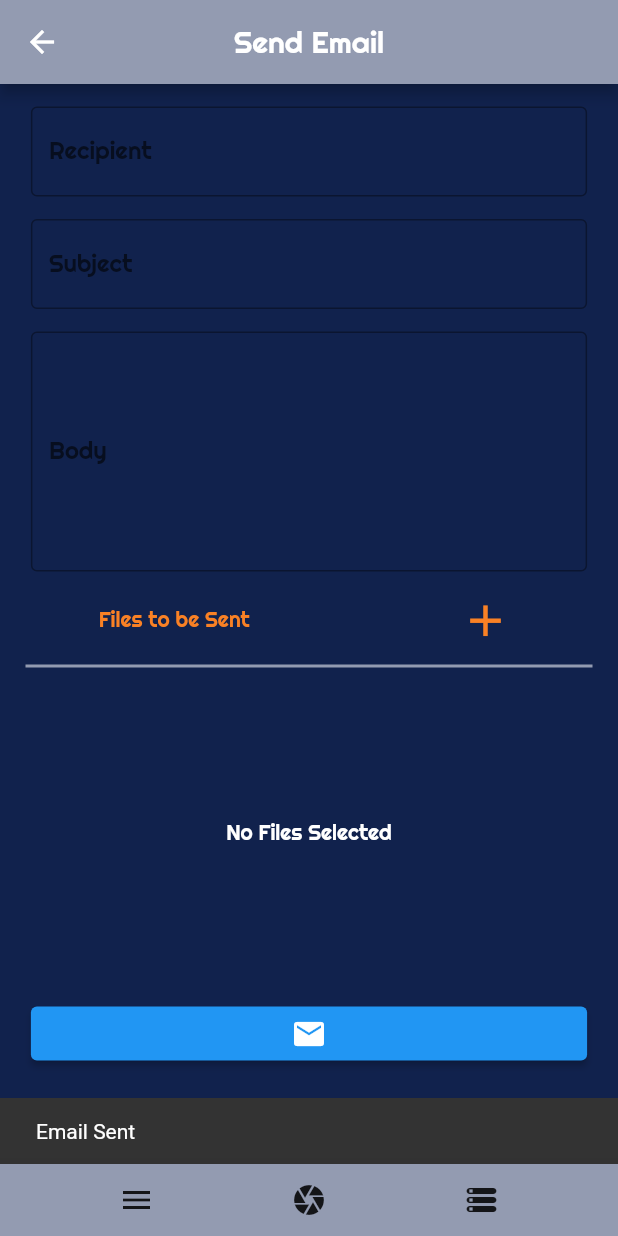
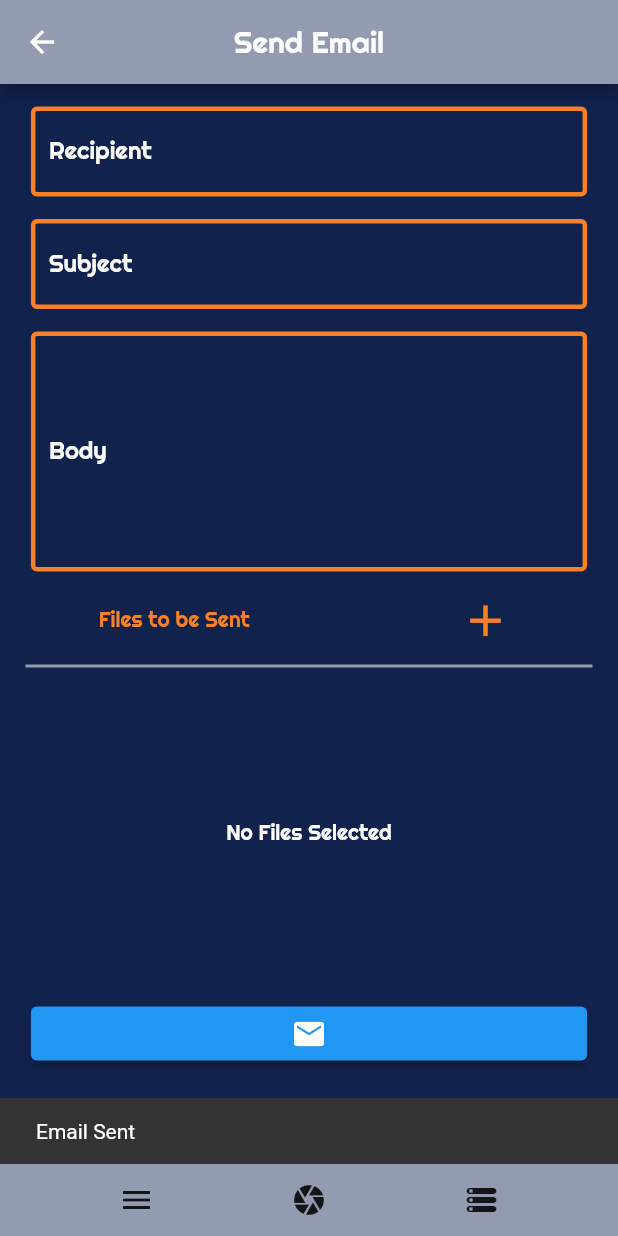
Before and after one commit to brianchang12/Asciify, a Flutter app: the screen it shows after launch, item 3 of the bottom bar chosen, after a tap on the "email" icon, on a phone screen of 412 x 824 dp. Run offline on Flutter 3.47's test engine with Material 2 defaults, Android fonts, the phone set to English and light mode, and no system bars; our stand-ins replace file_picker, image_cropper, image_picker; missing offline and left inert: flutter_email_sender.

Commit message:
email page finished

```diff
--- a/lib/screens/email_page.dart
+++ b/lib/screens/email_page.dart
@@ -38,12 +38,27 @@ class _EmailPageState extends State<EmailPage> {
     return Container(
       margin: EdgeInsets.only(top: topMargin, bottom: bottomMargin),
       child: TextField(
-
         maxLines: lines,
+        style: TextStyle(
+          color: Colors.white
+        ),
         controller: controller,
         obscureText: false,
         decoration: InputDecoration(
-          border: OutlineInputBorder(
+          labelStyle: TextStyle(
+            color: Colors.white,
+          ),
+          focusedBorder: OutlineInputBorder(
+            borderSide: BorderSide(
+              color: Color(0xFFF98125),
+              width: 3.0
+            ),
+          ),
+          enabledBorder: OutlineInputBorder(
+            borderSide: BorderSide(
+              color: Color(0xFFF98125),
+              width: 3.0
+            ),
           ),
           labelText: label
         ),
@@ -107,25 +122,22 @@ class _EmailPageState extends State<EmailPage> {
           attachmentPaths: filePaths.toList(),
           isHTML: false
         );
-        String platformResponse;
         try {
           await FlutterEmailSender.send(email);
-          platformResponse = 'success';
-          print(platformResponse);
           ScaffoldMessenger.of(context).showSnackBar(
             SnackBar(content: Text("Email Sent"))
           );
+          _bodyController.clear();
+          _subjectController.clear();
+          _recipientController.clear();
+          setState(() {
+            _files.clear();
+          });
         } catch (error) {
-          platformResponse = error.toString();
-          print(platformResponse);
           ScaffoldMessenger.of(context).showSnackBar(
-              SnackBar(content: Text("Email Not Sent"))
+              SnackBar(content: Text("Email was Unable to be Sent"))
           );
         }
-        // await FlutterEmailSender.send(email);
-        // ScaffoldMessenger.of(context).showSnackBar(
-        //   SnackBar(content: Text("Email Sent"))
-        // );
       },
           child: Icon(Icons.email,
           ),
```
